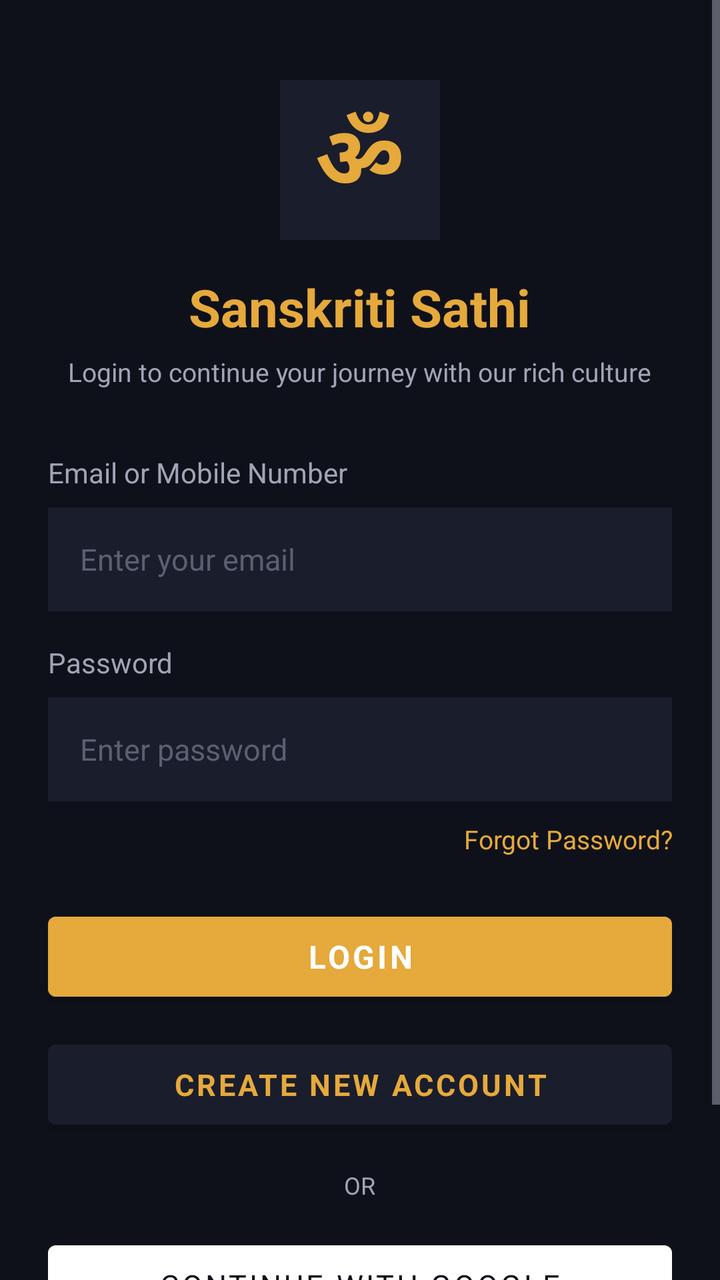
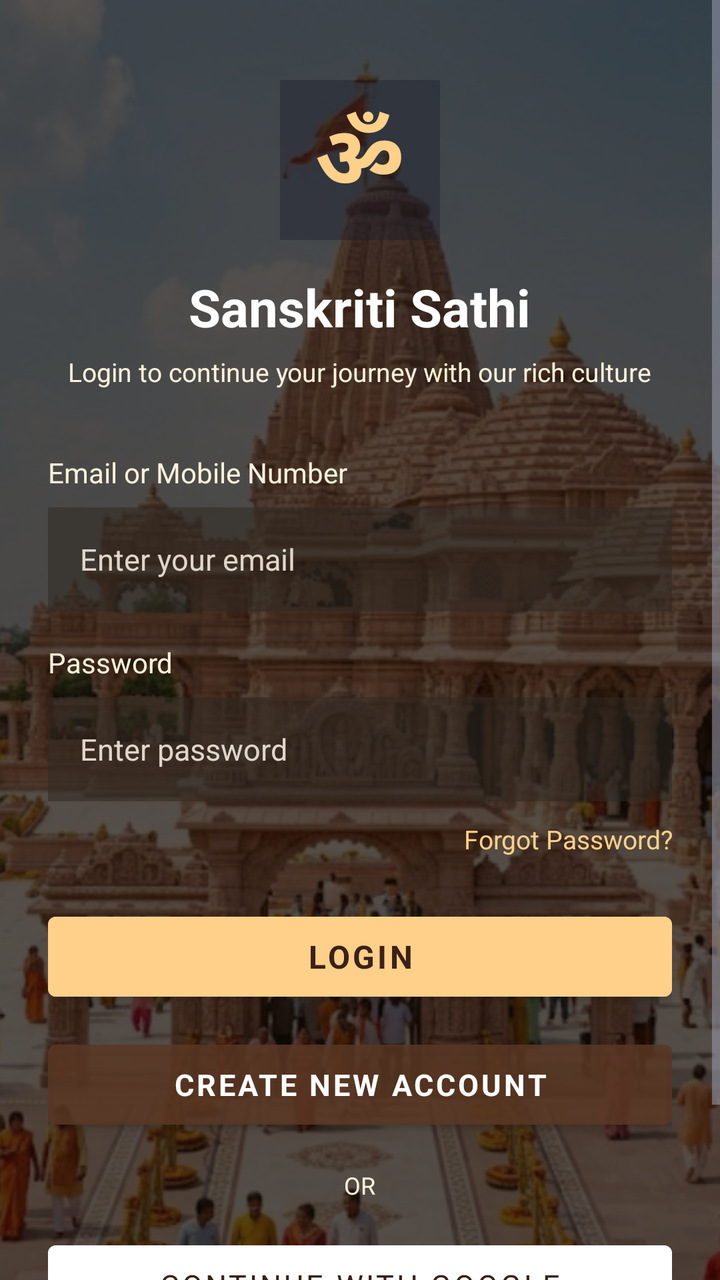

Before-and-after screenshots of an Android layout around one commit, followed by the original layout XML and the change that was made.
<!-- AndroidManifest.xml: application theme Theme.SanskritiSathi -->
<!-- res/layout/activity_login.xml -->
<?xml version="1.0" encoding="utf-8"?>
<ScrollView
    xmlns:android="http://schemas.android.com/apk/res/android"
    android:layout_width="match_parent"
    android:layout_height="match_parent"
    android:fillViewport="true"
    android:background="#0F111A"
    android:clipToPadding="false"
>

    <LinearLayout
        android:layout_width="match_parent"
        android:layout_height="wrap_content"
        android:orientation="vertical"
        android:paddingStart="24dp"
        android:paddingEnd="24dp"
        android:paddingTop="40dp"
        android:paddingBottom="30dp"
        android:gravity="center_horizontal">

        
        <FrameLayout
            android:layout_width="80dp"
            android:layout_height="80dp"
            android:background="#1A1D2B">

            <TextView
                android:layout_width="match_parent"
                android:layout_height="match_parent"
                android:gravity="center"
                android:text="ॐ"
                android:textSize="44sp"
                android:textStyle="bold"
                android:textColor="#E5A93C"/>
        </FrameLayout>

        
        <TextView
            android:layout_width="wrap_content"
            android:layout_height="wrap_content"
            android:layout_marginTop="16dp"
            android:text="Sanskriti Sathi"
            android:textSize="26sp"
            android:textStyle="bold"
            android:textColor="#E5A93C"/>

        <TextView
            android:layout_width="wrap_content"
            android:layout_height="wrap_content"
            android:layout_marginTop="6dp"
            android:text="@string/login_subtitle"
            android:textSize="13sp"
            android:textColor="#A0A5B5"
            android:gravity="center"/>

        
        <TextView
            android:layout_width="match_parent"
            android:layout_height="wrap_content"
            android:layout_marginTop="32dp"
            android:text="@string/email_label"
            android:textSize="14sp"
            android:textColor="#A0A5B5"/>

        <EditText
            android:id="@+id/emailInput"
            android:layout_width="match_parent"
            android:layout_height="52dp"
            android:layout_marginTop="8dp"
            android:hint="@string/email_hint"
            android:inputType="textEmailAddress"
            android:singleLine="true"
            android:paddingStart="16dp"
            android:paddingEnd="16dp"
            android:textSize="15sp"
            android:textColor="#FFFFFF"
            android:textColorHint="#5A6072"
            android:background="#1A1D2B"/>

        
        <TextView
            android:layout_width="match_parent"
            android:layout_height="wrap_content"
            android:layout_marginTop="16dp"
            android:text="@string/password_label"
            android:textSize="14sp"
            android:textColor="#A0A5B5"/>

        <EditText
            android:id="@+id/passwordInput"
            android:layout_width="match_parent"
            android:layout_height="52dp"
            android:layout_marginTop="8dp"
            android:hint="@string/password_hint"
            android:inputType="textPassword"
            android:singleLine="true"
            android:paddingStart="16dp"
            android:paddingEnd="16dp"
            android:textSize="15sp"
            android:textColor="#FFFFFF"
            android:textColorHint="#5A6072"
            android:background="#1A1D2B"/>

        
        <TextView
            android:id="@+id/forgotPasswordText"
            android:layout_width="match_parent"
            android:layout_height="wrap_content"
            android:layout_marginTop="10dp"
            android:gravity="end"
            android:text="@string/forgot_password"
            android:textSize="13sp"
            android:textColor="#E5A93C"
            android:clickable="true"
            android:focusable="true"/>

        
        <Button
            android:id="@+id/loginButton"
            android:layout_width="match_parent"
            android:layout_height="52dp"
            android:layout_marginTop="24dp"
            android:text="@string/login"
            android:textSize="16sp"
            android:textStyle="bold"
            android:textColor="#FFFFFF"
            android:backgroundTint="#E5A93C"/>

        
        <Button
            android:id="@+id/registerButton"
            android:layout_width="match_parent"
            android:layout_height="52dp"
            android:layout_marginTop="12dp"
            android:text="@string/create_account"
            android:textSize="15sp"
            android:textStyle="bold"
            android:textColor="#E5A93C"
            android:backgroundTint="#1A1D2B"/>

        
        <TextView
            android:layout_width="wrap_content"
            android:layout_height="wrap_content"
            android:layout_marginTop="16dp"
            android:text="@string/or"
            android:textColor="#A0A5B5"
            android:textSize="12sp"/>

        
        <Button
            android:id="@+id/googleSignInButton"
            android:layout_width="match_parent"
            android:layout_height="52dp"
            android:layout_marginTop="16dp"
            android:text="@string/google_continue"
            android:textSize="15sp"
            android:textColor="#0F111A"
            android:backgroundTint="#FFFFFF"/>

        
        <LinearLayout
            android:layout_width="wrap_content"
            android:layout_height="wrap_content"
            android:layout_marginTop="24dp"
            android:orientation="horizontal">

            <TextView
                android:layout_width="wrap_content"
                android:layout_height="wrap_content"
                android:text="@string/no_account"
                android:textColor="#A0A5B5"
                android:textSize="14sp"/>

            <TextView
                android:id="@+id/registerTabText"
                android:layout_width="wrap_content"
                android:layout_height="wrap_content"
                android:text="@string/register"
                android:textSize="14sp"
                android:textStyle="bold"
                android:textColor="#E5A93C"
                android:clickable="true"
                android:focusable="true"/>
        </LinearLayout>

    </LinearLayout>
</ScrollView>
<!-- resources referenced by this layout -->
<resources>
  <string name="create_account">Create New Account</string>
  <string name="email_hint">Enter your email</string>
  <string name="email_label">Email or Mobile Number</string>
  <string name="forgot_password">Forgot Password?</string>
  <string name="google_continue">Continue with Google</string>
  <string name="login">Login</string>
  <string name="login_subtitle">Login to continue your journey with our rich culture</string>
  <string name="no_account">Don\'t have an account? </string>
  <string name="or">OR</string>
  <string name="password_hint">Enter password</string>
  <string name="password_label">Password</string>
  <string name="register">Register</string>
  <style name="Theme.SanskritiSathi" parent="Theme.MaterialComponents.DayNight.NoActionBar">
  
          <item name="android:fontFamily">sans-serif</item>
  
          
          <item name="android:statusBarColor">#0F111A</item>
          <item name="android:windowLightStatusBar">false</item>
  
          <item name="android:navigationBarColor">#1A1D2B</item>
          <item name="android:windowLightNavigationBar">false</item>
  
          <item name="android:windowActionModeOverlay">true</item>
          <item name="android:windowNoTitle">true</item>
  
          <item name="android:windowBackground">#0F111A</item>
  
          <item name="android:textColorPrimary">#FFFFFF</item>
          <item name="android:textColorSecondary">#A0A5B5</item>
  
      </style>
</resources>

<!-- the commit's change to res/layout/activity_login.xml (unified diff, before → after) -->
@@ -1,188 +1,193 @@
 <?xml version="1.0" encoding="utf-8"?>
-<ScrollView
-    xmlns:android="http://schemas.android.com/apk/res/android"
+<FrameLayout xmlns:android="http://schemas.android.com/apk/res/android"
     android:layout_width="match_parent"
-    android:layout_height="match_parent"
-    android:fillViewport="true"
-    android:background="#0F111A"
-    android:clipToPadding="false"
->
+    android:layout_height="match_parent">
 
-    <LinearLayout
+    <ImageView
         android:layout_width="match_parent"
-        android:layout_height="wrap_content"
-        android:orientation="vertical"
-        android:paddingStart="24dp"
-        android:paddingEnd="24dp"
-        android:paddingTop="40dp"
-        android:paddingBottom="30dp"
-        android:gravity="center_horizontal">
+        android:layout_height="match_parent"
+        android:src="@drawable/ram_mandir"
+        android:scaleType="centerCrop"
+        android:contentDescription="भारतीय सांस्कृतिक धरोहर का पृष्ठभूमि चित्र" />
 
-        
-        <FrameLayout
-            android:layout_width="80dp"
-            android:layout_height="80dp"
-            android:background="#1A1D2B">
+    <View
+        android:layout_width="match_parent"
+        android:layout_height="match_parent"
+        android:background="#B30F0905" />
 
-            <TextView
-                android:layout_width="match_parent"
-                android:layout_height="match_parent"
-                android:gravity="center"
-                android:text="ॐ"
-                android:textSize="44sp"
-                android:textStyle="bold"
-                android:textColor="#E5A93C"/>
-        </FrameLayout>
+    <ScrollView
+        android:layout_width="match_parent"
+        android:layout_height="match_parent"
+        android:fillViewport="true"
+        android:background="@android:color/transparent"
+        android:clipToPadding="false">
 
-        
-        <TextView
-            android:layout_width="wrap_content"
-            android:layout_height="wrap_content"
-            android:layout_marginTop="16dp"
-            android:text="Sanskriti Sathi"
-            android:textSize="26sp"
-            android:textStyle="bold"
-            android:textColor="#E5A93C"/>
-
-        <TextView
-            android:layout_width="wrap_content"
-            android:layout_height="wrap_content"
-            android:layout_marginTop="6dp"
-            android:text="@string/login_subtitle"
-            android:textSize="13sp"
-            android:textColor="#A0A5B5"
-            android:gravity="center"/>
-
-        
-        <TextView
+        <LinearLayout
             android:layout_width="match_parent"
             android:layout_height="wrap_content"
-            android:layout_marginTop="32dp"
-            android:text="@string/email_label"
-            android:textSize="14sp"
-            android:textColor="#A0A5B5"/>
+            android:orientation="vertical"
+            android:paddingStart="24dp"
+            android:paddingEnd="24dp"
+            android:paddingTop="40dp"
+            android:paddingBottom="30dp"
+            android:gravity="center_horizontal">
 
-        <EditText
-            android:id="@+id/emailInput"
-            android:layout_width="match_parent"
-            android:layout_height="52dp"
-            android:layout_marginTop="8dp"
-            android:hint="@string/email_hint"
-            android:inputType="textEmailAddress"
-            android:singleLine="true"
-            android:paddingStart="16dp"
-            android:paddingEnd="16dp"
-            android:textSize="15sp"
-            android:textColor="#FFFFFF"
-            android:textColorHint="#5A6072"
-            android:background="#1A1D2B"/>
+            <FrameLayout
+                android:layout_width="80dp"
+                android:layout_height="80dp"
+                android:background="#661A1D2B">
 
-        
-        <TextView
-            android:layout_width="match_parent"
-            android:layout_height="wrap_content"
-            android:layout_marginTop="16dp"
-            android:text="@string/password_label"
-            android:textSize="14sp"
-            android:textColor="#A0A5B5"/>
-
-        <EditText
-            android:id="@+id/passwordInput"
-            android:layout_width="match_parent"
-            android:layout_height="52dp"
-            android:layout_marginTop="8dp"
-            android:hint="@string/password_hint"
-            android:inputType="textPassword"
-            android:singleLine="true"
-            android:paddingStart="16dp"
-            android:paddingEnd="16dp"
-            android:textSize="15sp"
-            android:textColor="#FFFFFF"
-            android:textColorHint="#5A6072"
-            android:background="#1A1D2B"/>
-
-        
-        <TextView
-            android:id="@+id/forgotPasswordText"
-            android:layout_width="match_parent"
-            android:layout_height="wrap_content"
-            android:layout_marginTop="10dp"
-            android:gravity="end"
-            android:text="@string/forgot_password"
-            android:textSize="13sp"
-            android:textColor="#E5A93C"
-            android:clickable="true"
-            android:focusable="true"/>
-
-        
-        <Button
-            android:id="@+id/loginButton"
-            android:layout_width="match_parent"
-            android:layout_height="52dp"
-            android:layout_marginTop="24dp"
-            android:text="@string/login"
-            android:textSize="16sp"
-            android:textStyle="bold"
-            android:textColor="#FFFFFF"
-            android:backgroundTint="#E5A93C"/>
-
-        
-        <Button
-            android:id="@+id/registerButton"
-            android:layout_width="match_parent"
-            android:layout_height="52dp"
-            android:layout_marginTop="12dp"
-            android:text="@string/create_account"
-            android:textSize="15sp"
-            android:textStyle="bold"
-            android:textColor="#E5A93C"
-            android:backgroundTint="#1A1D2B"/>
-
-        
-        <TextView
-            android:layout_width="wrap_content"
-            android:layout_height="wrap_content"
-            android:layout_marginTop="16dp"
-            android:text="@string/or"
-            android:textColor="#A0A5B5"
-            android:textSize="12sp"/>
-
-        
-        <Button
-            android:id="@+id/googleSignInButton"
-            android:layout_width="match_parent"
-            android:layout_height="52dp"
-            android:layout_marginTop="16dp"
-            android:text="@string/google_continue"
-            android:textSize="15sp"
-            android:textColor="#0F111A"
-            android:backgroundTint="#FFFFFF"/>
-
-        
-        <LinearLayout
-            android:layout_width="wrap_content"
-            android:layout_height="wrap_content"
-            android:layout_marginTop="24dp"
-            android:orientation="horizontal">
+                <TextView
+                    android:layout_width="match_parent"
+                    android:layout_height="match_parent"
+                    android:gravity="center"
+                    android:text="ॐ"
+                    android:textSize="44sp"
+                    android:textStyle="bold"
+                    android:textColor="#FFD08A" />
+            </FrameLayout>
 
             <TextView
                 android:layout_width="wrap_content"
                 android:layout_height="wrap_content"
-                android:text="@string/no_account"
-                android:textColor="#A0A5B5"
-                android:textSize="14sp"/>
+                android:layout_marginTop="16dp"
+                android:text="Sanskriti Sathi"
+                android:textSize="26sp"
+                android:textStyle="bold"
+                android:textColor="#FFFFFF" />
 
             <TextView
-                android:id="@+id/registerTabText"
                 android:layout_width="wrap_content"
                 android:layout_height="wrap_content"
-                android:text="@string/register"
+                android:layout_marginTop="6dp"
+                android:text="@string/login_subtitle"
+                android:textSize="13sp"
+                android:textColor="#FFF1DC"
+                android:gravity="center" />
+
+            <TextView
+                android:layout_width="match_parent"
+                android:layout_height="wrap_content"
+                android:layout_marginTop="32dp"
+                android:text="@string/email_label"
                 android:textSize="14sp"
+                android:textColor="#FFF1DC" />
+
+            <EditText
+                android:id="@+id/emailInput"
+                android:layout_width="match_parent"
+                android:layout_height="52dp"
+                android:layout_marginTop="8dp"
+                android:hint="@string/email_hint"
+                android:inputType="textEmailAddress"
+                android:singleLine="true"
+                android:paddingStart="16dp"
+                android:paddingEnd="16dp"
+                android:textSize="15sp"
+                android:textColor="#FFFFFF"
+                android:textColorHint="#E0D6C9"
+                android:background="#88302A22" />
+
+            <TextView
+                android:layout_width="match_parent"
+                android:layout_height="wrap_content"
+                android:layout_marginTop="16dp"
+                android:text="@string/password_label"
+                android:textSize="14sp"
+                android:textColor="#FFF1DC" />
+
+            <EditText
+                android:id="@+id/passwordInput"
+                android:layout_width="match_parent"
+                android:layout_height="52dp"
+                android:layout_marginTop="8dp"
+                android:hint="@string/password_hint"
+                android:inputType="textPassword"
+                android:singleLine="true"
+                android:paddingStart="16dp"
+                android:paddingEnd="16dp"
+                android:textSize="15sp"
+                android:textColor="#FFFFFF"
+                android:textColorHint="#E0D6C9"
+                android:background="#88302A22" />
+
+            <TextView
+                android:id="@+id/forgotPasswordText"
+                android:layout_width="match_parent"
+                android:layout_height="wrap_content"
+                android:layout_marginTop="10dp"
+                android:gravity="end"
+                android:text="@string/forgot_password"
+                android:textSize="13sp"
+                android:textColor="#FFD08A"
+                android:clickable="true"
+                android:focusable="true" />
+
+            <Button
+                android:id="@+id/loginButton"
+                android:layout_width="match_parent"
+                android:layout_height="52dp"
+                android:layout_marginTop="24dp"
+                android:text="@string/login"
+                android:textSize="16sp"
                 android:textStyle="bold"
-                android:textColor="#E5A93C"
-                android:clickable="true"
-                android:focusable="true"/>
+                android:textColor="#3B2117"
+                android:backgroundTint="#FFD08A" />
+
+            <Button
+                android:id="@+id/registerButton"
+                android:layout_width="match_parent"
+                android:layout_height="52dp"
+                android:layout_marginTop="12dp"
+                android:text="@string/create_account"
+                android:textSize="15sp"
+                android:textStyle="bold"
+                android:textColor="#FFFFFF"
+                android:backgroundTint="#995A3824" />
+
+            <TextView
+                android:layout_width="wrap_content"
+                android:layout_height="wrap_content"
+                android:layout_marginTop="16dp"
+                android:text="@string/or"
+                android:textColor="#FFF1DC"
+                android:textSize="12sp" />
+
+            <Button
+                android:id="@+id/googleSignInButton"
+                android:layout_width="match_parent"
+                android:layout_height="52dp"
+                android:layout_marginTop="16dp"
+                android:text="@string/google_continue"
+                android:textSize="15sp"
+                android:textColor="#3B2117"
+                android:backgroundTint="#FFFFFF" />
+
+            <LinearLayout
+                android:layout_width="wrap_content"
+                android:layout_height="wrap_content"
+                android:layout_marginTop="24dp"
+                android:orientation="horizontal">
+
+                <TextView
+                    android:layout_width="wrap_content"
+                    android:layout_height="wrap_content"
+                    android:text="@string/no_account"
+                    android:textColor="#FFF1DC"
+                    android:textSize="14sp" />
+
+                <TextView
+                    android:id="@+id/registerTabText"
+                    android:layout_width="wrap_content"
+                    android:layout_height="wrap_content"
+                    android:text="@string/register"
+                    android:textSize="14sp"
+                    android:textStyle="bold"
+                    android:textColor="#FFD08A"
+                    android:clickable="true"
+                    android:focusable="true" />
+            </LinearLayout>
+
         </LinearLayout>
-
-    </LinearLayout>
-</ScrollView>
+    </ScrollView>
+</FrameLayout>
<!-- resource entries referenced after the edit -->
@@ -1,5 +1,6 @@
 <!-- resources referenced by this layout -->
 <resources>
+  <!-- drawable ram_mandir: png bitmap (drawable, 314842 bytes) -->
   <string name="create_account">Create New Account</string>
   <string name="email_hint">Enter your email</string>
   <string name="email_label">Email or Mobile Number</string>
